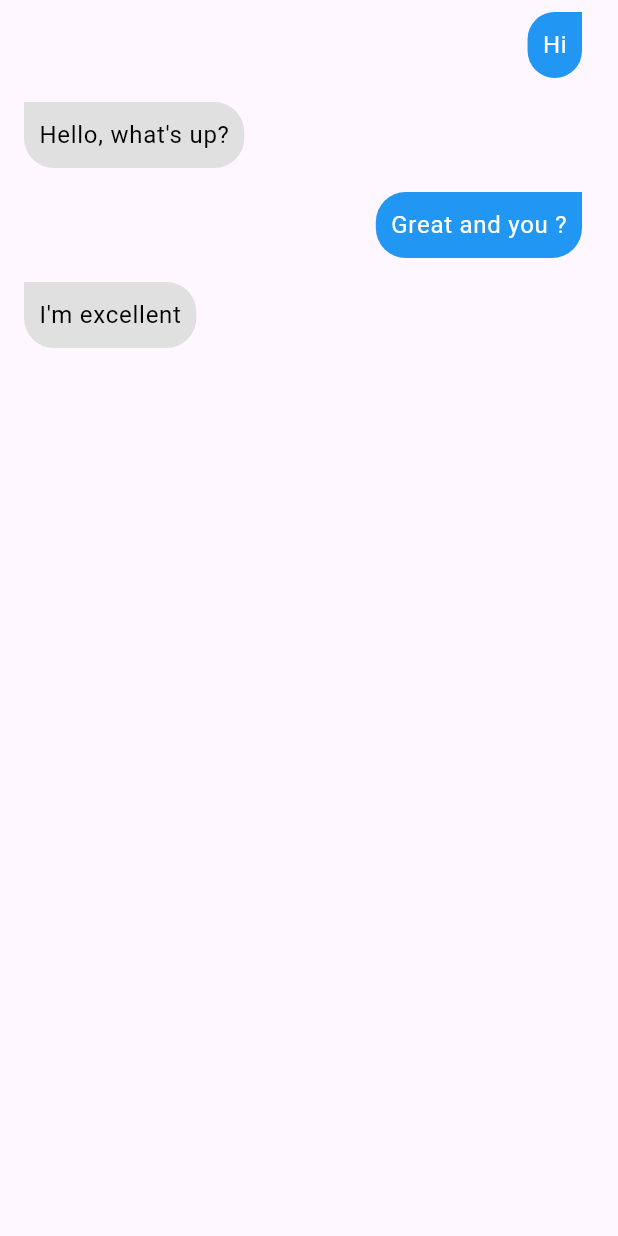
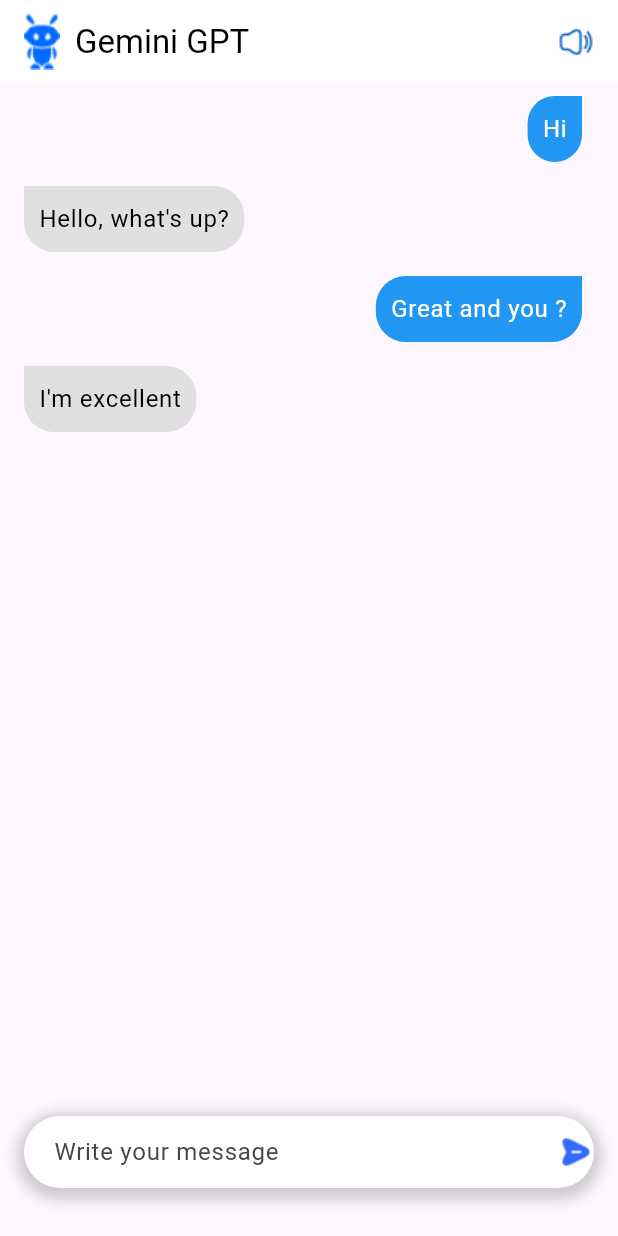
Before and after one commit to hpzynha/chat_app_ai, a Flutter app: the screen it shows after launch, on a phone screen of 412 x 824 dp. Run offline on Flutter 3.47's test engine with Material 3 defaults, Android fonts, the light colour scheme and no system bars.

Commit message:
appbar and Button

```diff
--- a/lib/home_page.dart
+++ b/lib/home_page.dart
@@ -9,6 +9,7 @@ class HomePage extends StatefulWidget {
 }
 
 class _HomePageState extends State<HomePage> {
+  final TextEditingController _controller = TextEditingController();
   final List<Message> _messages = [
     Message(text: "Hi", isUser: true),
     Message(text: "Hello, what's up?", isUser: false),
@@ -19,7 +20,35 @@ class _HomePageState extends State<HomePage> {
   @override
   Widget build(BuildContext context) {
     return Scaffold(
-        body: ListView.builder(
+      appBar: AppBar(
+        centerTitle: false,
+        backgroundColor: Colors.white,
+        title: Row(
+          mainAxisAlignment: MainAxisAlignment.spaceBetween,
+          children: [
+            Row(
+              children: [
+                Image.asset('assets/gpt-robot.png'),
+                SizedBox(
+                  width: 10,
+                ),
+                Text(
+                  'Gemini GPT',
+                  style: TextStyle(color: Colors.black),
+                ),
+              ],
+            ),
+            Image.asset(
+              'assets/volume-high.png',
+              color: Colors.blue[800],
+            ),
+          ],
+        ),
+      ),
+      body: Column(
+        children: [
+          Expanded(
+            child: ListView.builder(
                 itemCount: _messages.length,
                 itemBuilder: (context, index) {
                   final message = _messages[index];
@@ -31,7 +60,8 @@ class _HomePageState extends State<HomePage> {
                       child: Container(
                         padding: const EdgeInsets.all(10),
                         decoration: BoxDecoration(
-                      color: message.isUser ? Colors.blue : Colors.grey[300],
+                          color:
+                              message.isUser ? Colors.blue : Colors.grey[300],
                           borderRadius: message.isUser
                               ? const BorderRadius.only(
                                   topLeft: Radius.circular(20),
@@ -53,6 +83,52 @@ class _HomePageState extends State<HomePage> {
                       ),
                     ),
                   );
-            }));
+                }),
+          ),
+          // user input
+          Padding(
+            padding: const EdgeInsets.only(
+                bottom: 32, top: 16.0, left: 16.0, right: 16.0),
+            child: Container(
+              decoration: BoxDecoration(
+                  color: Colors.white,
+                  borderRadius: BorderRadius.circular(30),
+                  boxShadow: [
+                    BoxShadow(
+                      color: Colors.grey.withOpacity(0.5),
+                      spreadRadius: 5,
+                      blurRadius: 7,
+                      offset: const Offset(0, 3),
+                    ),
+                  ]),
+              child: Row(
+                children: [
+                  Expanded(
+                    child: TextField(
+                      controller: _controller,
+                      decoration: const InputDecoration(
+                        hintText: 'Write your message',
+                        border: InputBorder.none,
+                        contentPadding: EdgeInsets.symmetric(horizontal: 20),
+                      ),
+                    ),
+                  ),
+                  const SizedBox(
+                    width: 8,
+                  ),
+                  Padding(
+                    padding: const EdgeInsets.all(.0),
+                    child: GestureDetector(
+                      child: Image.asset('assets/send.png'),
+                      onTap: () {},
+                    ),
+                  ),
+                ],
+              ),
+            ),
+          ),
+        ],
+      ),
+    );
   }
 }
```
Lines whose indentation alone changed are shown as unchanged.
